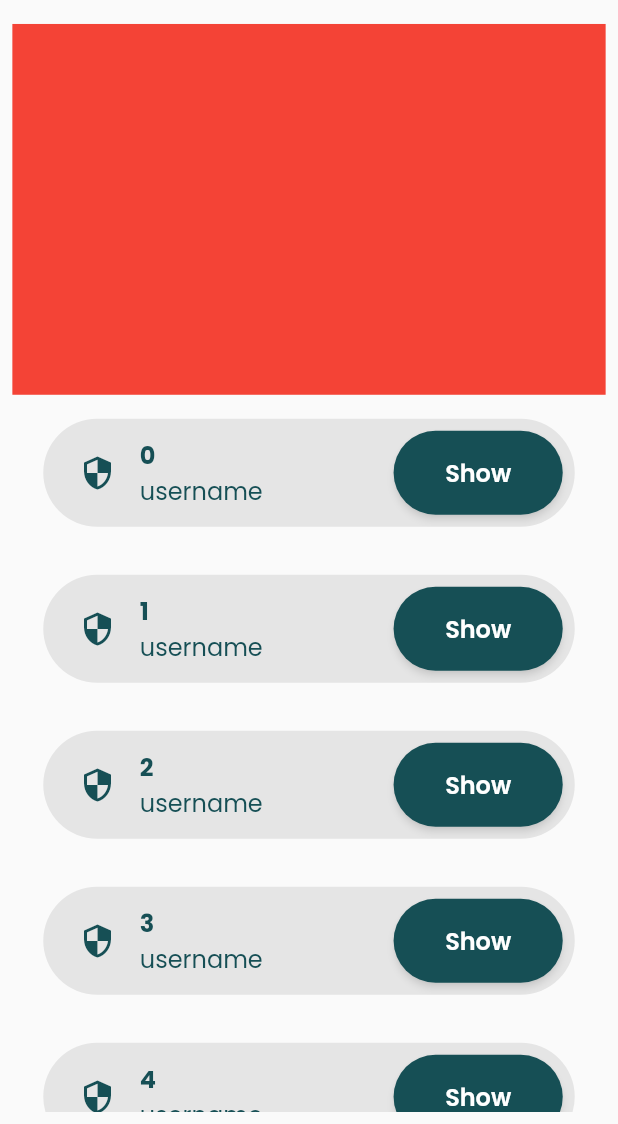
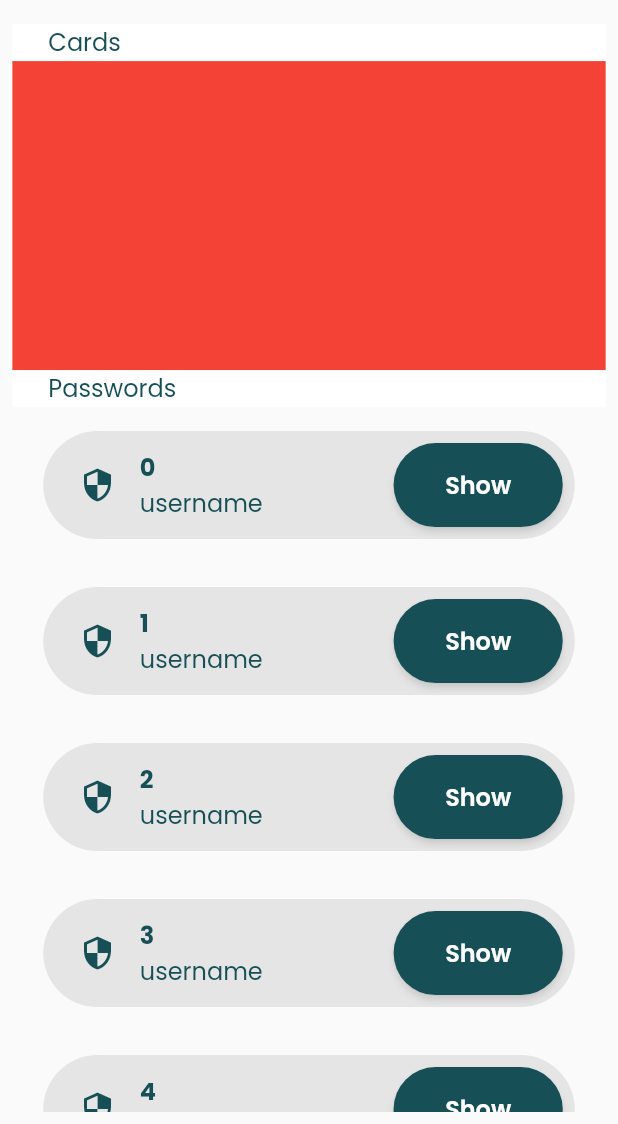
Before and after one commit to jatinkarthik-tripathy/SecretKeeper, a Flutter app: the Home screen opened by its route, on a phone screen of 412 x 824 dp, the part 112-1236 px from its top. Run offline on Flutter 3.47's test engine with Material 2 defaults, Android fonts, the light colour scheme and no system bars.

Commit message:
touch ups in home page

```diff
--- a/secretkeeper/lib/screens/home.dart
+++ b/secretkeeper/lib/screens/home.dart
@@ -4,7 +4,6 @@ import 'package:secretkeeper/models/breakpoints.dart';
 import 'package:secretkeeper/models/data.dart';
 import 'package:secretkeeper/widgets/appBar.dart';
 import 'package:secretkeeper/widgets/pwdList.dart';
-import 'package:secretkeeper/widgets/showSecret.dart';
 import 'package:secretkeeper/widgets/sidebar.dart';
 
 class Home extends StatefulWidget {
@@ -98,6 +97,26 @@ class _HomeState extends State<Home> with SingleTickerProviderStateMixin {
           itemExtent: constraints.maxHeight * 0.1,
         ),
         SliverFixedExtentList(
+          itemExtent: constraints.maxHeight * 0.03,
+          delegate: SliverChildListDelegate(
+            [
+              Container(
+                width: constraints.maxWidth,
+                color: Colors.white,
+                padding: EdgeInsets.symmetric(horizontal: 24, vertical: 0),
+                child: Text(
+                  "Cards",
+                  style: TextStyle(
+                    fontSize: plainTextSize,
+                    color: Theme.of(context).primaryColor,
+                  ),
+                  textAlign: TextAlign.start,
+                ),
+              ),
+            ],
+          ),
+        ),
+        SliverFixedExtentList(
           delegate: SliverChildListDelegate(
             [
               Expanded(
@@ -107,7 +126,27 @@ class _HomeState extends State<Home> with SingleTickerProviderStateMixin {
               )
             ],
           ),
-          itemExtent: constraints.maxHeight * 0.3,
+          itemExtent: constraints.maxHeight * 0.25,
+        ),
+        SliverFixedExtentList(
+          itemExtent: constraints.maxHeight * 0.03,
+          delegate: SliverChildListDelegate(
+            [
+              Container(
+                width: constraints.maxWidth,
+                color: Colors.white,
+                padding: EdgeInsets.symmetric(horizontal: 24, vertical: 0),
+                child: Text(
+                  "Passwords",
+                  style: TextStyle(
+                    fontSize: plainTextSize,
+                    color: Theme.of(context).primaryColor,
+                  ),
+                  textAlign: TextAlign.start,
+                ),
+              ),
+            ],
+          ),
         ),
         StreamBuilder<List<PasswordData>>(
           stream: pwdDatalist,
@@ -122,6 +161,26 @@ class _HomeState extends State<Home> with SingleTickerProviderStateMixin {
         //   delegate: SliverChildBuilderDelegate((context)),
         // ),
         SliverFixedExtentList(
+          itemExtent: constraints.maxHeight * 0.03,
+          delegate: SliverChildListDelegate(
+            [
+              Container(
+                width: constraints.maxWidth,
+                color: Colors.white,
+                padding: EdgeInsets.symmetric(horizontal: 24, vertical: 0),
+                child: Text(
+                  "Notes",
+                  style: TextStyle(
+                    fontSize: plainTextSize,
+                    color: Theme.of(context).primaryColor,
+                  ),
+                  textAlign: TextAlign.start,
+                ),
+              ),
+            ],
+          ),
+        ),
+        SliverFixedExtentList(
           delegate: SliverChildListDelegate([
             Expanded(
                 child: Container(
--- a/secretkeeper/lib/utils/showDialogBuilder.dart
+++ /dev/null
@@ -1,3 +0,0 @@
-import 'package:flutter/material.dart';
-import 'package:secretkeeper/models/breakpoints.dart';
-import 'package:secretkeeper/widgets/showSecret.dart';
```
